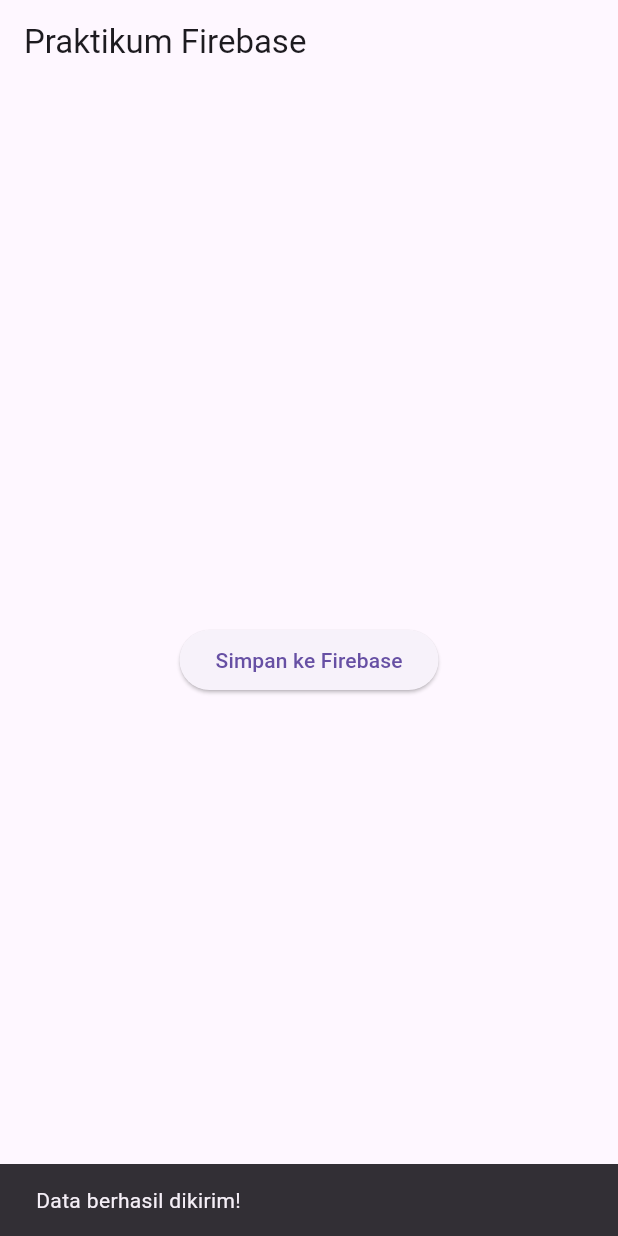
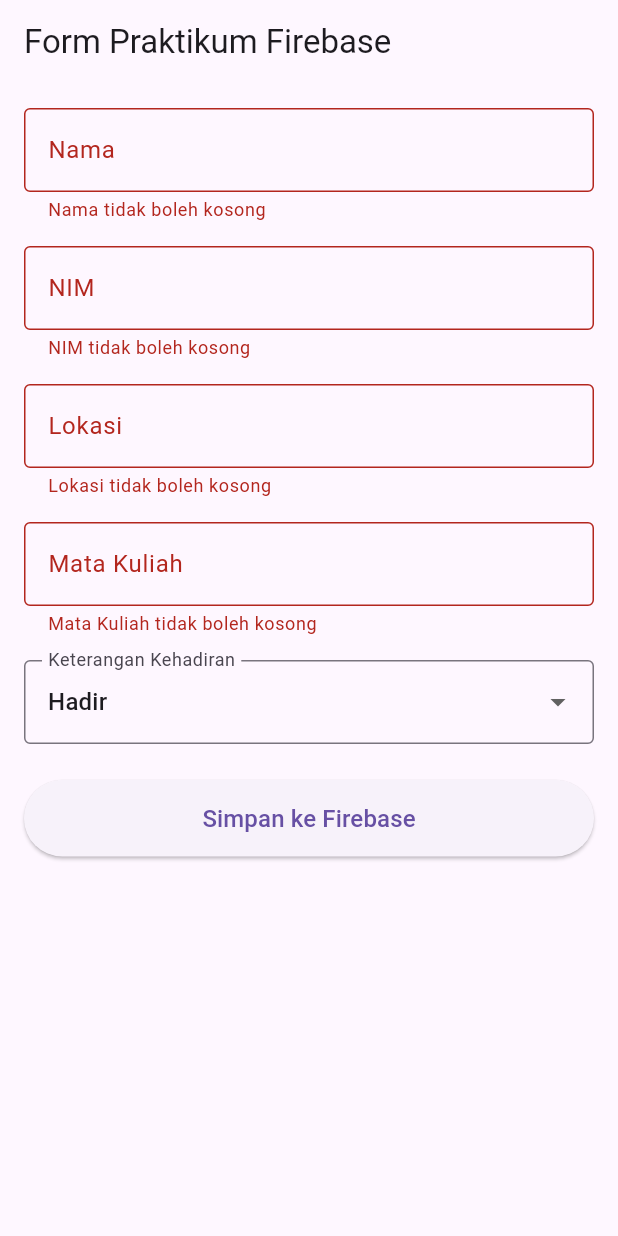
Before and after one commit to Loona-EKC/Epsilona-Katiga-Capricorna_kelompok-1_kh001, a Flutter app: the screen it shows after launch, after a tap on "Simpan ke Firebase", on a phone screen of 412 x 824 dp. Run offline on Flutter 3.47's test engine with Material 3 defaults, Android fonts, the phone set to English and light mode, and no system bars; our stand-ins replace cloud_firestore, firebase_core; accounts and stored records are empty.

Commit message:
akhirnya berhasil bener

```diff
--- a/pertemuan_5/lib/main.dart
+++ b/pertemuan_5/lib/main.dart
@@ -25,17 +25,58 @@
   }
 }
 
-class HomePage extends StatelessWidget {
+class HomePage extends StatefulWidget {
   const HomePage({super.key});
 
-  // Fungsi untuk mengirim data ke Firebase
+  @override
+  State<HomePage> createState() => _HomePageState();
+}
+
+class _HomePageState extends State<HomePage> {
+  // GlobalKey untuk validasi form
+  final _formKey = GlobalKey<FormState>();
+
+  // Controller untuk setiap input field
+  final TextEditingController _namaController = TextEditingController();
+  final TextEditingController _nimController = TextEditingController();
+  final TextEditingController _lokasiController = TextEditingController();
+  final TextEditingController _mataKuliahController = TextEditingController();
+
+  // Variabel untuk dropdown Keterangan Kehadiran
+  String _selectedStatus = 'Hadir';
+  final List<String> _statusOptions = ['Hadir', 'Izin', 'Sakit'];
+
+  @override
+  void dispose() {
+    // Bersihkan controller saat widget dihancurkan
+    _namaController.dispose();
+    _nimController.dispose();
+    _lokasiController.dispose();
+    _mataKuliahController.dispose();
+    super.dispose();
+  }
+
+  // Fungsi untuk mengirim data dinamis ke Firebase Cloud Firestore
   Future<void> simpanData() async {
     await FirebaseFirestore.instance.collection('praktikum').add({
-      'nama': 'Tegar Ramadhan',
-      'lokasi': 'Universitas Esa Unggul',
-      'mata_kuliah': 'Pemrograman Flutter',
-      'status': 'Hadir',
+      'nama': _namaController.text.trim(),
+      'nim': _nimController.text.trim(),
+      'lokasi': _lokasiController.text.trim(),
+      'mata_kuliah': _mataKuliahController.text.trim(),
+      'status': _selectedStatus,
       'waktu': FieldValue.serverTimestamp(),
+    });
+  }
+
+  // Fungsi untuk mengosongkan kembali seluruh field input
+  void _resetForm() {
+    _formKey.currentState?.reset();
+    _namaController.clear();
+    _nimController.clear();
+    _lokasiController.clear();
+    _mataKuliahController.clear();
+    setState(() {
+      _selectedStatus = 'Hadir';
     });
   }
 
@@ -43,28 +84,144 @@
   Widget build(BuildContext context) {
     return Scaffold(
       appBar: AppBar(
-        title: const Text('Praktikum Firebase'),
+        title: const Text('Form Praktikum Firebase'),
       ),
-      body: Center(
-        child: ElevatedButton(
+      body: Padding(
+        padding: const EdgeInsets.all(16.0),
+        child: Form(
+          key: _formKey,
+          child: ListView(
+            children: [
+              // 1. TextFormField Nama
+              TextFormField(
+                controller: _namaController,
+                decoration: const InputDecoration(
+                  labelText: 'Nama',
+                  border: OutlineInputBorder(),
+                ),
+                validator: (value) {
+                  if (value == null || value.isEmpty) {
+                    return 'Nama tidak boleh kosong';
+                  }
+                  return null;
+                },
+              ),
+              const SizedBox(height: 16),
+
+              // 2. TextFormField NIM
+              TextFormField(
+                controller: _nimController,
+                keyboardType: TextInputType.number,
+                decoration: const InputDecoration(
+                  labelText: 'NIM',
+                  border: OutlineInputBorder(),
+                ),
+                validator: (value) {
+                  if (value == null || value.isEmpty) {
+                    return 'NIM tidak boleh kosong';
+                  }
+                  return null;
+                },
+              ),
+              const SizedBox(height: 16),
+
+              // 3. TextFormField Lokasi
+              TextFormField(
+                controller: _lokasiController,
+                decoration: const InputDecoration(
+                  labelText: 'Lokasi',
+                  border: OutlineInputBorder(),
+                ),
+                validator: (value) {
+                  if (value == null || value.isEmpty) {
+                    return 'Lokasi tidak boleh kosong';
+                  }
+                  return null;
+                },
+              ),
+              const SizedBox(height: 16),
+
+              // 4. TextFormField Mata Kuliah
+              TextFormField(
+                controller: _mataKuliahController,
+                decoration: const InputDecoration(
+                  labelText: 'Mata Kuliah',
+                  border: OutlineInputBorder(),
+                ),
+                validator: (value) {
+                  if (value == null || value.isEmpty) {
+                    return 'Mata Kuliah tidak boleh kosong';
+                  }
+                  return null;
+                },
+              ),
+              const SizedBox(height: 16),
+
+              // 5. Field Keterangan Kehadiran (Dropdown)
+              DropdownButtonFormField<String>(
+                value: _selectedStatus,
+                decoration: const InputDecoration(
+                  labelText: 'Keterangan Kehadiran',
+                  border: OutlineInputBorder(),
+                ),
+                items: _statusOptions.map((String status) {
+                  return DropdownMenuItem<String>(
+                    value: status,
+                    child: Text(status),
+                  );
+                }).toList(),
+                onChanged: (String? newValue) {
+                  setState(() {
+                    _selectedStatus = newValue!;
+                  });
+                },
+              ),
+              const SizedBox(height: 24),
+
+              // Tombol Simpan
+              ElevatedButton(
                 onPressed: () async {
+                  // 5. Validasi agar data tidak dapat dikirim jika ada field kosong
+                  if (_formKey.currentState!.validate()) {
                     try {
+                      // Kirim data ke Firestore
                       await simpanData();
 
+                      // 6. Tampilkan notifikasi keberhasilan
+                      if (context.mounted) {
                         ScaffoldMessenger.of(context).showSnackBar(
                           const SnackBar(
                             content: Text('Data berhasil dikirim!'),
+                            backgroundColor: Colors.green,
                           ),
                         );
+                      }
+
+                      // Kosongkan kembali seluruh field input
+                      _resetForm();
                     } catch (e) {
+                      // 7. Tampilkan pesan kesalahan jika gagal
+                      if (context.mounted) {
                         ScaffoldMessenger.of(context).showSnackBar(
                           SnackBar(
                             content: Text('Gagal mengirim data: $e'),
+                            backgroundColor: Colors.red,
                           ),
                         );
                       }
+                    }
+                  }
                 },
-          child: const Text('Simpan ke Firebase'),
+                style: ElevatedButton.styleFrom(
+                  padding: const EdgeInsets.symmetric(vertical: 14),
+                ),
+                child: const Text(
+                  'Simpan ke Firebase',
+                  style: TextStyle(fontSize: 16),
+                ),
+              ),
+            ],
+          ),
         ),
       ),
     );
```
Also changed, not shown: pertemuan_5/firebase.json (added), pertemuan_5/lib/firebase_options.dart (added), 1 other file. Lines whose indentation alone changed are shown as unchanged.
